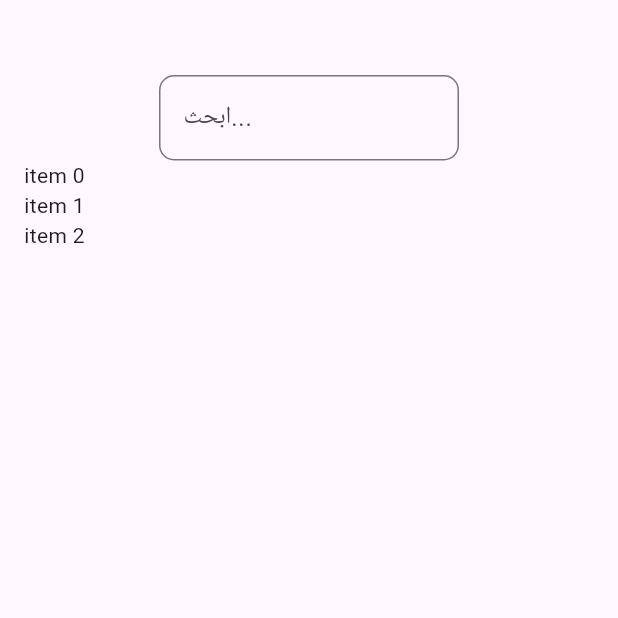
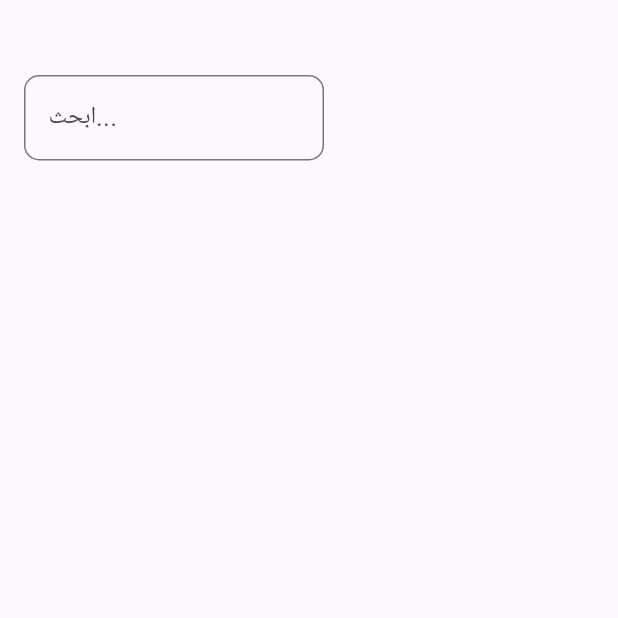
Before and after one commit to devJimmy990/herafy, a Flutter app: the SearchScreen screen opened directly, on a phone screen of 412 x 824 dp, the top half of it. Run offline on Flutter 3.47's test engine with Material 3 defaults, Android fonts, the phone set to English and light mode, and no system bars; our stand-ins replace awesome_dialog, cloud_firestore, firebase_auth, firebase_core, flutter_bloc, fluttertoast and 4 more; accounts and stored records are empty.

Commit message:
client update 2

```diff
--- a/lib/presentation/client/search/search.dart
+++ b/lib/presentation/client/search/search.dart
@@ -92,14 +92,14 @@ class _SearchScreenState extends State<SearchScreen> {
                   ],
                 ),
               ],
-              ListView.builder(
-                shrinkWrap: true,
-                physics: const NeverScrollableScrollPhysics(),
-                itemCount: 3,
-                itemBuilder: (context, index) {
-                  return Text('item $index');
-                },
-              )
+              // ListView.builder(
+              //   shrinkWrap: true,
+              //   physics: const NeverScrollableScrollPhysics(),
+              //   itemCount: 3,
+              //   itemBuilder: (context, index) {
+              //     return Text('item $index');
+              //   },
+              // )
             ],
           ),
         ),
```
Also changed, not shown: lib/presentation/client/client_home.dart (+11 -10 lines).
